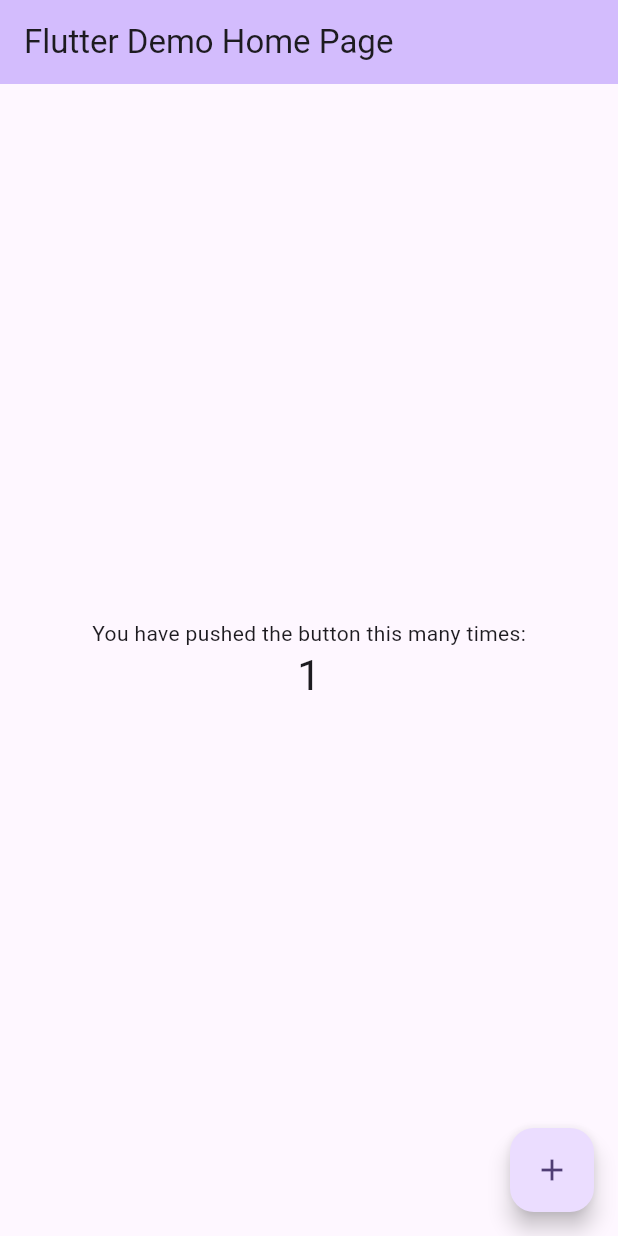
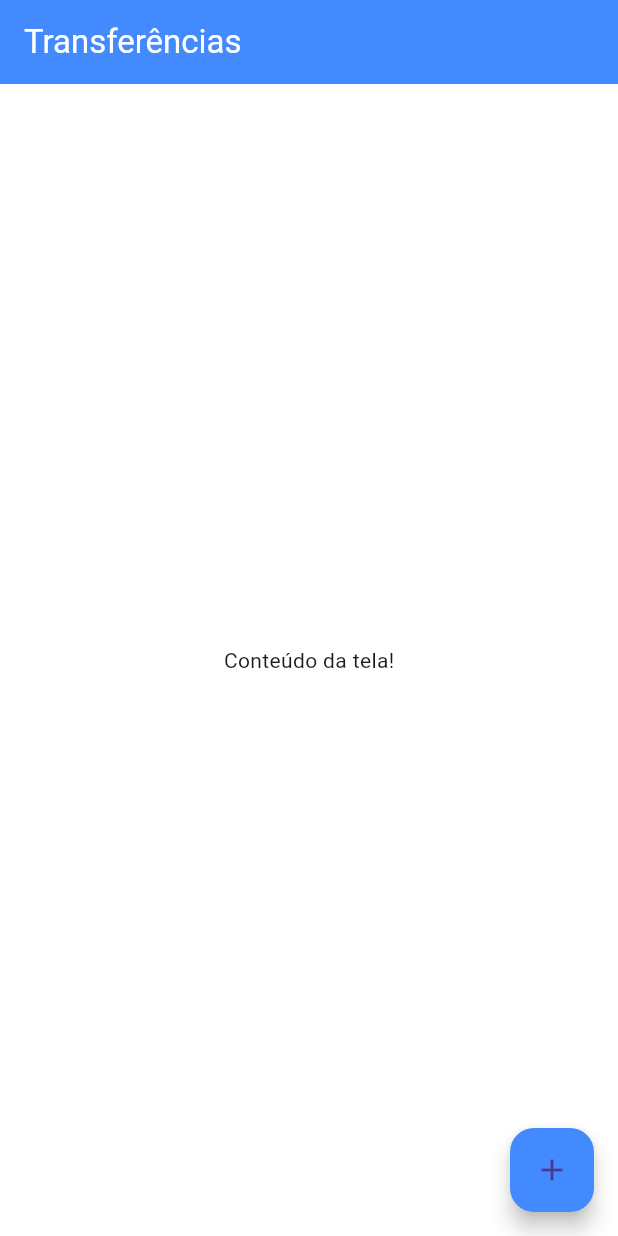
Before and after one commit to rogeriobgregorio/estudos-flutter, a Flutter app: the screen it shows after launch, after a tap on the "add" icon, on a phone screen of 412 x 824 dp. Run offline on Flutter 3.47's test engine with Material 3 defaults, Android fonts, the phone set to English and light mode, and no system bars.

Commit message:
feat: Add AppBar, Container and FloatingActionButton widgets

```diff
--- a/bytebank/lib/main.dart
+++ b/bytebank/lib/main.dart
@@ -1,125 +1,29 @@
 import 'package:flutter/material.dart';
 
 void main() {
-  runApp(const MyApp());
+  runApp(MaterialApp(
+    home: Scaffold(
+      appBar: AppBar(
+        title: Text(
+          'Transferências',
+          style: TextStyle(
+            color: Colors.white,
+          ),
+        ),
+        backgroundColor: Colors.blueAccent,
+      ),
+
+      body: Container(
+        color: Colors.white,
+        child: Center(child: Text('Conteúdo da tela!')),
+      ),
+
+      floatingActionButton: FloatingActionButton(
+        onPressed: () => print("Teste botão"),
+        backgroundColor: Colors.blueAccent,
+        child: Icon(Icons.add),
+      ),
+
+    ),
+  ));
 }
-
-class MyApp extends StatelessWidget {
-  const MyApp({super.key});
-
-  // This widget is the root of your application.
-  @override
-  Widget build(BuildContext context) {
-    return MaterialApp(
-      title: 'Flutter Demo',
-      theme: ThemeData(
-        // This is the theme of your application.
-        //
-        // TRY THIS: Try running your application with "flutter run". You'll see
-        // the application has a purple toolbar. Then, without quitting the app,
-        // try changing the seedColor in the colorScheme below to Colors.green
-        // and then invoke "hot reload" (save your changes or press the "hot
-        // reload" button in a Flutter-supported IDE, or press "r" if you used
-        // the command line to start the app).
-        //
-        // Notice that the counter didn't reset back to zero; the application
-        // state is not lost during the reload. To reset the state, use hot
-        // restart instead.
-        //
-        // This works for code too, not just values: Most code changes can be
-        // tested with just a hot reload.
-        colorScheme: ColorScheme.fromSeed(seedColor: Colors.deepPurple),
-        useMaterial3: true,
-      ),
-      home: const MyHomePage(title: 'Flutter Demo Home Page'),
-    );
-  }
-}
-
-class MyHomePage extends StatefulWidget {
-  const MyHomePage({super.key, required this.title});
-
-  // This widget is the home page of your application. It is stateful, meaning
-  // that it has a State object (defined below) that contains fields that affect
-  // how it looks.
-
-  // This class is the configuration for the state. It holds the values (in this
-  // case the title) provided by the parent (in this case the App widget) and
-  // used by the build method of the State. Fields in a Widget subclass are
-  // always marked "final".
-
-  final String title;
-
-  @override
-  State<MyHomePage> createState() => _MyHomePageState();
-}
-
-class _MyHomePageState extends State<MyHomePage> {
-  int _counter = 0;
-
-  void _incrementCounter() {
-    setState(() {
-      // This call to setState tells the Flutter framework that something has
-      // changed in this State, which causes it to rerun the build method below
-      // so that the display can reflect the updated values. If we changed
-      // _counter without calling setState(), then the build method would not be
-      // called again, and so nothing would appear to happen.
-      _counter++;
-    });
-  }
-
-  @override
-  Widget build(BuildContext context) {
-    // This method is rerun every time setState is called, for instance as done
-    // by the _incrementCounter method above.
-    //
-    // The Flutter framework has been optimized to make rerunning build methods
-    // fast, so that you can just rebuild anything that needs updating rather
-    // than having to individually change instances of widgets.
-    return Scaffold(
-      appBar: AppBar(
-        // TRY THIS: Try changing the color here to a specific color (to
-        // Colors.amber, perhaps?) and trigger a hot reload to see the AppBar
-        // change color while the other colors stay the same.
-        backgroundColor: Theme.of(context).colorScheme.inversePrimary,
-        // Here we take the value from the MyHomePage object that was created by
-        // the App.build method, and use it to set our appbar title.
-        title: Text(widget.title),
-      ),
-      body: Center(
-        // Center is a layout widget. It takes a single child and positions it
-        // in the middle of the parent.
-        child: Column(
-          // Column is also a layout widget. It takes a list of children and
-          // arranges them vertically. By default, it sizes itself to fit its
-          // children horizontally, and tries to be as tall as its parent.
-          //
-          // Column has various properties to control how it sizes itself and
-          // how it positions its children. Here we use mainAxisAlignment to
-          // center the children vertically; the main axis here is the vertical
-          // axis because Columns are vertical (the cross axis would be
-          // horizontal).
-          //
-          // TRY THIS: Invoke "debug painting" (choose the "Toggle Debug Paint"
-          // action in the IDE, or press "p" in the console), to see the
-          // wireframe for each widget.
-          mainAxisAlignment: MainAxisAlignment.center,
-          children: <Widget>[
-            const Text(
-              'You have pushed the button this many times:',
-            ),
-            Text(
-              '$_counter',
-              style: Theme.of(context).textTheme.headlineMedium,
-            ),
-          ],
-        ),
-      ),
-      floatingActionButton: FloatingActionButton(
-        onPressed: _incrementCounter,
-        tooltip: 'Increment',
-        child: const Icon(Icons.add),
-      ), // This trailing comma makes auto-formatting nicer for build methods.
-    );
-  }
-}
```
